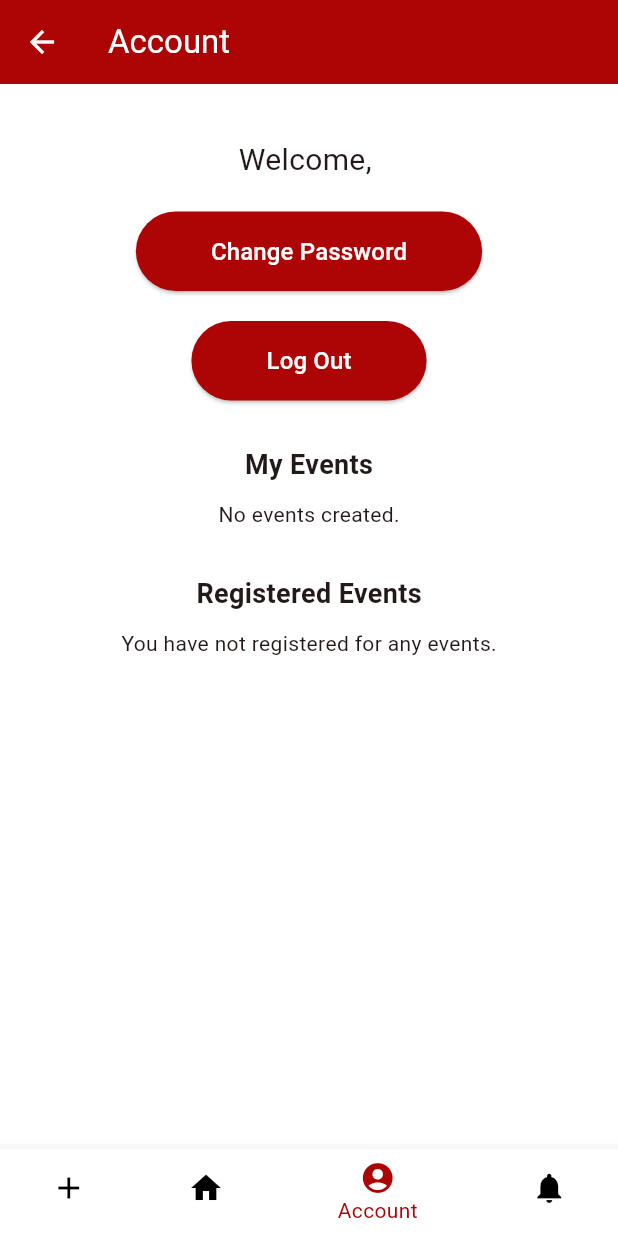
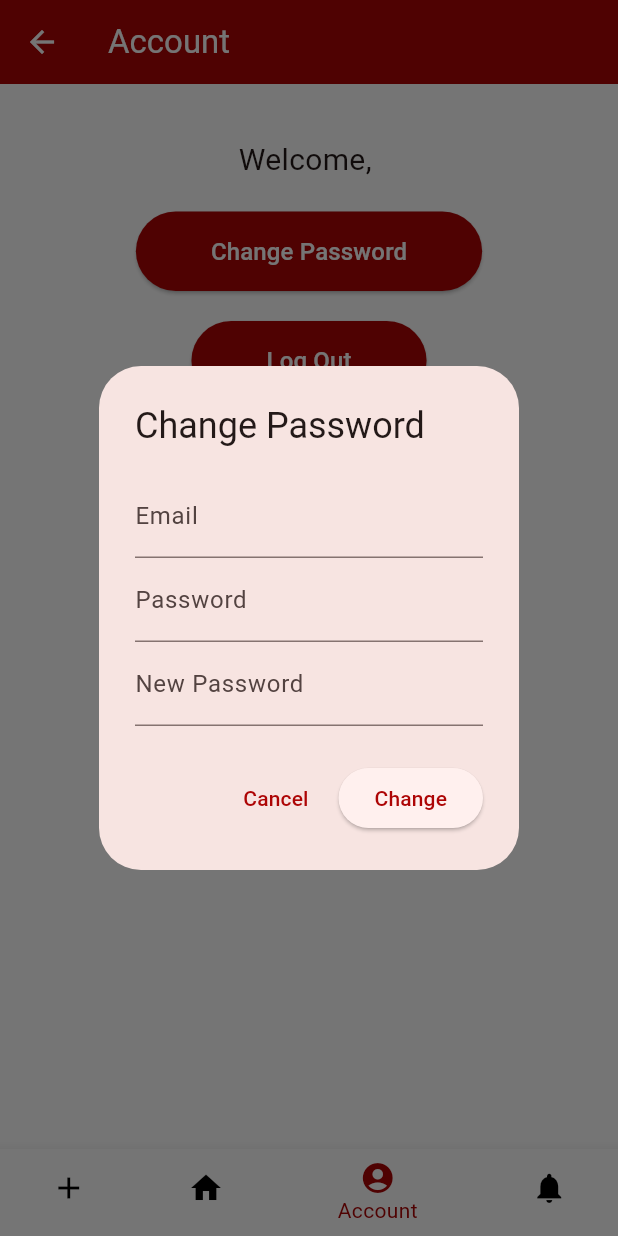
Before and after one commit to achyut04/Happenings, a Flutter app: the MainScreen screen opened directly, item 3 of the bottom bar chosen, after a tap on "Change Password", on a phone screen of 412 x 824 dp. Run offline on Flutter 3.47's test engine with Material 3 defaults, Android fonts, the phone set to English and light mode, and no system bars; our stand-ins replace cloud_firestore, firebase_auth, firebase_core, firebase_storage, flutter_local_notifications, google_maps_flutter and 2 more; missing offline and left inert: workmanager; accounts and stored records are empty.

Commit message:
Minor fixes

```diff
--- a/lib/account_page.dart
+++ b/lib/account_page.dart
@@ -15,14 +15,14 @@ class AccountPage extends StatefulWidget {
 class _AccountPageState extends State<AccountPage> {
   late User? user;
   List<Event> _myEvents = [];
-  List<Event> _registeredEvents = []; // List to store registered events
+  List<Event> _registeredEvents = [];
 
   @override
   void initState() {
     super.initState();
     user = FirebaseAuth.instance.currentUser;
     _fetchMyEvents();
-    _fetchRegisteredEvents(); // Fetch registered events
+    _fetchRegisteredEvents();
   }
 
   Future<void> _fetchMyEvents() async {
@@ -47,7 +47,7 @@ class _AccountPageState extends State<AccountPage> {
       QuerySnapshot querySnapshot = await FirebaseFirestore.instance
           .collection('events')
           .where('registeredUsers',
-              arrayContains: user!.uid) // Fetch events where user is registered
+              arrayContains: user!.uid)
           .get();
 
       List<Event> events = querySnapshot.docs.map((doc) {
@@ -61,7 +61,78 @@ class _AccountPageState extends State<AccountPage> {
   }
 
   void _changePassword(BuildContext context) async {
-    // Password change logic (remains unchanged)
+    TextEditingController newPasswordController = TextEditingController();
+    TextEditingController emailController = TextEditingController();
+    TextEditingController passwordController = TextEditingController();
+
+    showDialog(
+      context: context,
+      builder: (context) {
+        return AlertDialog(
+          title: const Text('Change Password'),
+          content: Column(
+            mainAxisSize: MainAxisSize.min,
+            children: [
+              TextField(
+                controller: emailController,
+                decoration: const InputDecoration(labelText: 'Email'),
+              ),
+              TextField(
+                controller: passwordController,
+                decoration: const InputDecoration(labelText: 'Password'),
+                obscureText: true,
+              ),
+              TextField(
+                controller: newPasswordController,
+                decoration: const InputDecoration(labelText: 'New Password'),
+                obscureText: true,
+              ),
+            ],
+          ),
+          actions: [
+            TextButton(
+              onPressed: () {
+                Navigator.of(context).pop();
+              },
+              child: const Text('Cancel'),
+            ),
+            ElevatedButton(
+              onPressed: () async {
+                String email = emailController.text;
+                String password = passwordController.text;
+                String newPassword = newPasswordController.text;
+
+                if (newPassword.isNotEmpty &&
+                    email.isNotEmpty &&
+                    password.isNotEmpty) {
+                  try {
+                    // Re-authenticate the user
+                    UserCredential userCredential =
+                        await FirebaseAuth.instance.signInWithEmailAndPassword(
+                      email: email,
+                      password: password,
+                    );
+
+                    await userCredential.user?.updatePassword(newPassword);
+
+                    ScaffoldMessenger.of(context).showSnackBar(
+                      const SnackBar(
+                          content: Text('Password updated successfully')),
+                    );
+                    Navigator.of(context).pop();
+                  } catch (e) {
+                    ScaffoldMessenger.of(context).showSnackBar(
+                      SnackBar(content: Text('Error: $e')),
+                    );
+                  }
+                }
+              },
+              child: const Text('Change'),
+            ),
+          ],
+        );
+      },
+    );
   }
 
   void _handleLogout(BuildContext context) async {
@@ -88,7 +159,6 @@ class _AccountPageState extends State<AccountPage> {
             children: [
               const SizedBox(height: 20),
               Center(
-                // Centered welcome text
                 child: Text(
                   'Welcome, ${user?.email ?? 'User'}',
                   style: TextStyle(
@@ -155,7 +225,7 @@ class _AccountPageState extends State<AccountPage> {
                               MaterialPageRoute(
                                 builder: (context) => ViewEventPage(
                                     event:
-                                        event), // Push replacement to view the event
+                                        event),
                               ),
                             );
                           },
--- a/lib/edit_event_page.dart
+++ b/lib/edit_event_page.dart
@@ -77,7 +77,7 @@ class _EditEventPageState extends State<EditEventPage> {
           context,
           MaterialPageRoute(
             builder: (context) => const MainScreen(
-                currentIndex: 1), // Navigate to MainScreen with currentIndex
+                currentIndex: 1),
           ),
         );
       } catch (e) {
--- a/lib/event_model.dart
+++ b/lib/event_model.dart
@@ -10,7 +10,7 @@ class Event {
   final String? type;
   List<String> imagePaths;
   final String creatorId;
-  List<String> registeredUsers; // New field
+  List<String> registeredUsers;
 
   Event({
     this.id,
@@ -24,7 +24,7 @@ class Event {
     this.type,
     required this.imagePaths,
     required this.creatorId,
-    required this.registeredUsers, // Initialize registered users
+    required this.registeredUsers,
   });
 
   factory Event.fromMap(Map<String, dynamic> map, String id) {
@@ -40,7 +40,7 @@ class Event {
       type: map['type'],
       imagePaths: List<String>.from(map['imagePaths'] ?? []),
       creatorId: map['creatorId'] ?? '',
-      registeredUsers: List<String>.from(map['registeredUsers'] ?? []), // Load registered users
+      registeredUsers: List<String>.from(map['registeredUsers'] ?? []),
     );
   }
 
@@ -56,7 +56,7 @@ class Event {
       'type': type,
       'imagePaths': imagePaths,
       'creatorId': creatorId,
-      'registeredUsers': registeredUsers, // Save registered users
+      'registeredUsers': registeredUsers,
     };
   }
 }
--- a/lib/home_page.dart
+++ b/lib/home_page.dart
@@ -4,8 +4,16 @@ import 'package:my_app/event_model.dart';
 import 'view_event_page.dart';
 import 'package:firebase_auth/firebase_auth.dart';
 
-class HomePage extends StatelessWidget {
+class HomePage extends StatefulWidget {
   const HomePage({super.key});
+
+  @override
+  _HomePageState createState() => _HomePageState();
+}
+
+class _HomePageState extends State<HomePage> {
+  final TextEditingController _searchController = TextEditingController();
+  String _searchQuery = '';
 
   Future<Map<String, List<Event>>> _fetchEvents() async {
     QuerySnapshot querySnapshot =
@@ -29,8 +37,6 @@ class HomePage extends StatelessWidget {
             : "${event.date} 00:00:00";
 
         DateTime eventDateTime = DateTime.parse(eventDateTimeString);
-
-        print("Event: ${event.name}, DateTime: $eventDateTime");
 
         if (eventDateTime.isAfter(now)) {
           if (event.creatorId == currentUserId) {
@@ -72,6 +78,30 @@ class HomePage extends StatelessWidget {
         centerTitle: true,
         backgroundColor: Theme.of(context).colorScheme.primary,
         elevation: 4,
+        bottom: PreferredSize(
+          preferredSize: const Size.fromHeight(60),
+          child: Padding(
+            padding: const EdgeInsets.all(8.0),
+            child: TextField(
+              controller: _searchController,
+              onChanged: (value) {
+                setState(() {
+                  _searchQuery = value.toLowerCase();
+                });
+              },
+              decoration: InputDecoration(
+                hintText: 'Search events by name...',
+                prefixIcon: const Icon(Icons.search),
+                border: OutlineInputBorder(
+                  borderRadius: BorderRadius.circular(30),
+                  borderSide: BorderSide.none,
+                ),
+                filled: true,
+                fillColor: Colors.white,
+              ),
+            ),
+          ),
+        ),
       ),
       body: FutureBuilder<Map<String, List<Event>>>(
         future: _fetchEvents(),
@@ -90,8 +120,9 @@ class HomePage extends StatelessWidget {
             return const Center(child: Text('No events found.'));
           }
 
-          final myEvents = snapshot.data!['myEvents']!;
-          final otherEvents = snapshot.data!['otherEvents']!;
+          final myEvents = _filterEventsByName(snapshot.data!['myEvents']!);
+          final otherEvents =
+              _filterEventsByName(snapshot.data!['otherEvents']!);
 
           return ListView(
             padding: const EdgeInsets.all(16.0),
@@ -127,6 +158,15 @@ class HomePage extends StatelessWidget {
       ),
       backgroundColor: const Color(0xFFF4F6F8),
     );
+  }
+
+  List<Event> _filterEventsByName(List<Event> events) {
+    if (_searchQuery.isEmpty) {
+      return events;
+    }
+    return events
+        .where((event) => event.name.toLowerCase().contains(_searchQuery))
+        .toList();
   }
 
   Widget _buildEventList(List<Event> events) {
--- a/lib/notificationspage.dart
+++ b/lib/notificationspage.dart
@@ -1,6 +1,5 @@
 import 'package:flutter/material.dart';
 import 'package:cloud_firestore/cloud_firestore.dart';
-import 'package:my_app/notificationmodel.dart';
 import 'package:my_app/notificationmodel.dart';
 
 
```
Also changed, not shown: lib/main.dart (+12 -11 lines), lib/view_event_page.dart (+17 -28 lines).
